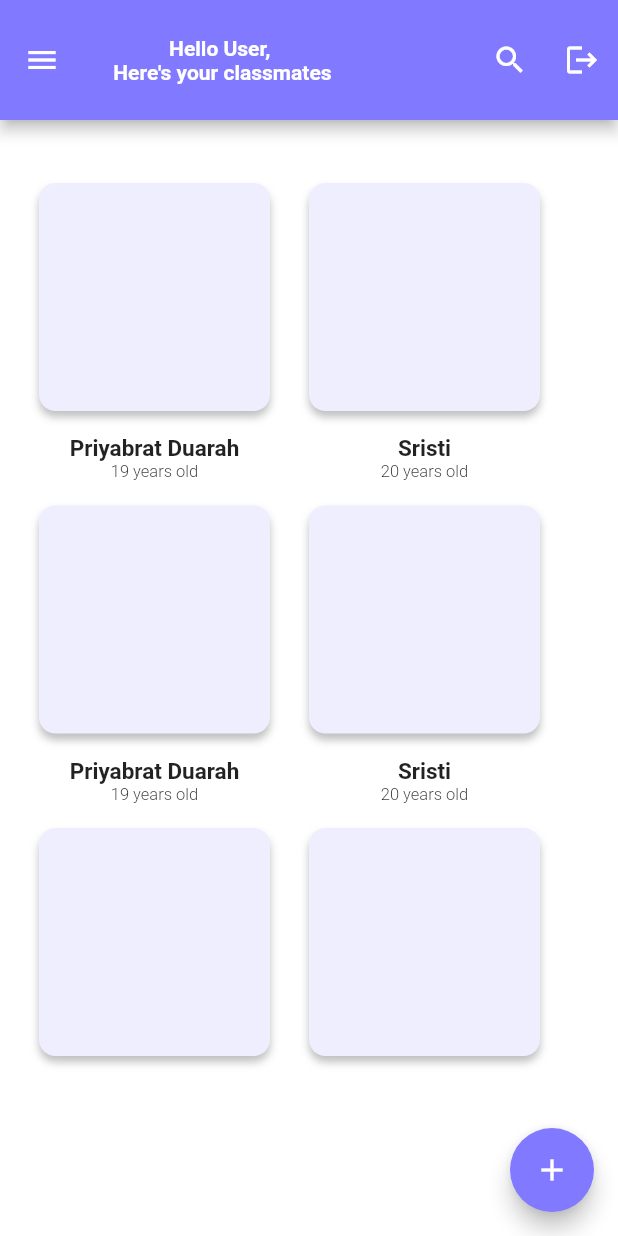
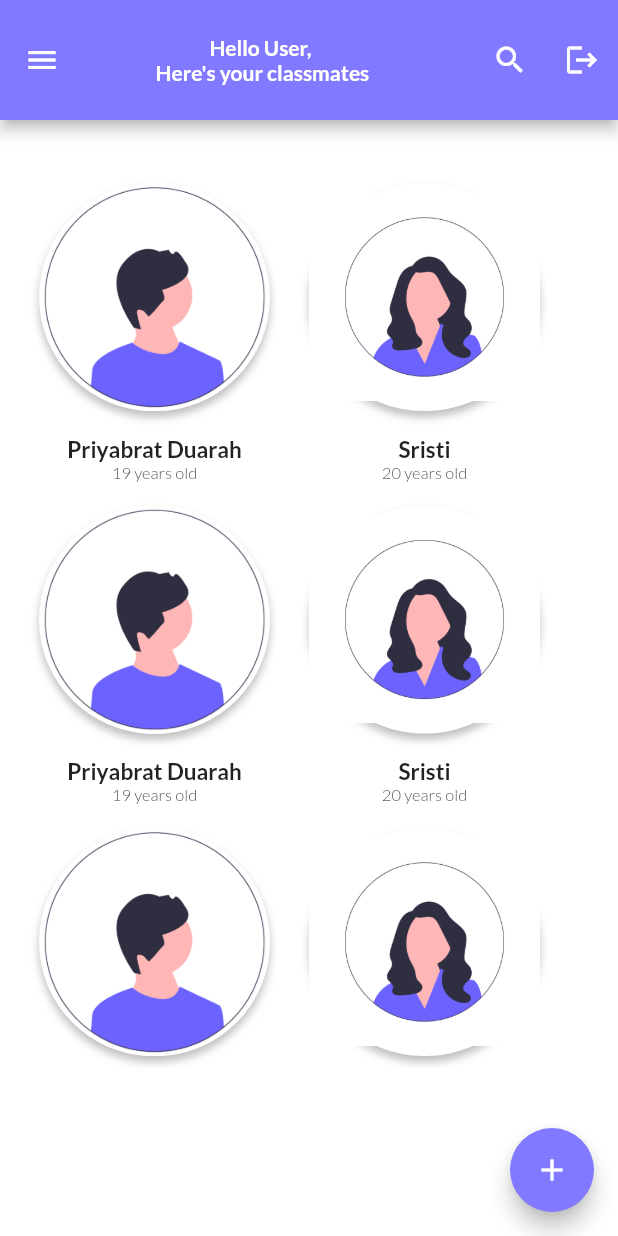
Before and after one commit to Prybrt06/Student-, a Flutter app: the HomePage screen opened directly, on a phone screen of 412 x 824 dp. Run offline on Flutter 3.47's test engine with Material 2 defaults, Android fonts, the phone set to English and light mode, and no system bars; our stand-ins replace firebase_auth, firebase_core, google_fonts, google_sign_in; missing offline and left inert: dart:ffi; accounts and stored records are empty.

```diff
--- a/lib/Pages/home_page.dart
+++ b/lib/Pages/home_page.dart
@@ -18,13 +18,16 @@ class HomePage extends StatelessWidget {
     return Scaffold(
       appBar: AppBar(
         backgroundColor: Color(0xFF8179FF),
-        title: Text(
-          "Hello User,\n Here's your classmates",
-          style: TextStyle(
-            fontSize: 14,
-            fontWeight: FontWeight.w600,
+        title: Padding(
+          padding: const EdgeInsets.only(left: 29.0),
+          child: Text(
+            "Hello User,\n Here's your classmates",
+            style: TextStyle(
+              fontSize: 14,
+              fontWeight: FontWeight.w600,
+            ),
+            textAlign: TextAlign.center,
           ),
-          textAlign: TextAlign.center,
         ),
         toolbarHeight: 80,
         actions: [
@@ -59,11 +62,6 @@ class HomePage extends StatelessWidget {
                 right: 13,
               ),
               child: Container(
-                // child: ListView(
-                //   children: [
-
-                //   ],
-                // ),
                 height: 615,
                 child: ListView(
                   children: [
--- a/lib/Widgets/studentCart.dart
+++ b/lib/Widgets/studentCart.dart
@@ -1,15 +1,31 @@
 import 'package:flutter/material.dart';
+import 'package:student/Pages/profilePage.dart';
 
 class StudentCart extends StatelessWidget {
   final String name;
   final int age;
   final bool isMale;
 
-  const StudentCart({required this.name, required this.age, required this.isMale});
+  const StudentCart(
+      {required this.name, required this.age, required this.isMale});
 
   @override
   Widget build(BuildContext context) {
-    return Column(
+    return GestureDetector(
+      onTap: () {
+        Navigator.push(
+          context,
+          MaterialPageRoute(
+            builder: (context) => ProfilePage(
+              Name: name,
+              frndCount: 13,
+              clsFrndCount: 3,
+              isMale: isMale,
+            ),
+          ),
+        );
+      },
+      child: Column(
         children: [
           Container(
             margin: EdgeInsets.symmetric(
@@ -19,15 +35,19 @@ class StudentCart extends StatelessWidget {
             height: 152,
             width: 154,
             decoration: BoxDecoration(
-              color: Color(0xFFefeeff),
-              borderRadius: BorderRadius.circular(11),
+              color: Color(0xFFFFFFFF),
+              borderRadius: BorderRadius.circular(76),
               boxShadow: [
                 BoxShadow(
                   color: Color(0xFF000000).withOpacity(0.25),
                   blurRadius: 4.0,
                   offset: Offset(0, 4),
                 )
-              ]),
+              ],
+            ),
+            child: (isMale)
+                ? Image.asset("assets/images/maleAvatar.png")
+                : Image.asset("assets/images/femaleAvatar.png"),
           ),
           Text(
             "$name",
@@ -44,6 +64,7 @@ class StudentCart extends StatelessWidget {
             ),
           )
         ],
+      ),
     );
   }
 }
--- a/pubspec.yaml
+++ b/pubspec.yaml
@@ -36,7 +36,10 @@ dependencies:
   # The following adds the Cupertino Icons font to your application.
   # Use with the CupertinoIcons class for iOS style icons.
   cupertino_icons: ^1.0.2
-  # google_fonts: ^3.0.1
+  google_fonts: ^3.0.1
+  firebase_core: ^2.1.1
+  firebase_auth:
+  google_sign_in:
 
 dev_dependencies:
   flutter_test:
```
Also changed, not shown: lib/Pages/addStudentPage.dart (+16 -3 lines), lib/Pages/landingPage.dart (+38 -2 lines), lib/Pages/profilePage.dart (+15 -6 lines), lib/Widgets/drawer.dart (+14 -14 lines), lib/main.dart (+12 -3 lines), assets/images/femaleAvatar.png (added), lib/firebase_options.dart (added), pubspec.lock, 12 other files. Lines whose indentation alone changed are shown as unchanged.
